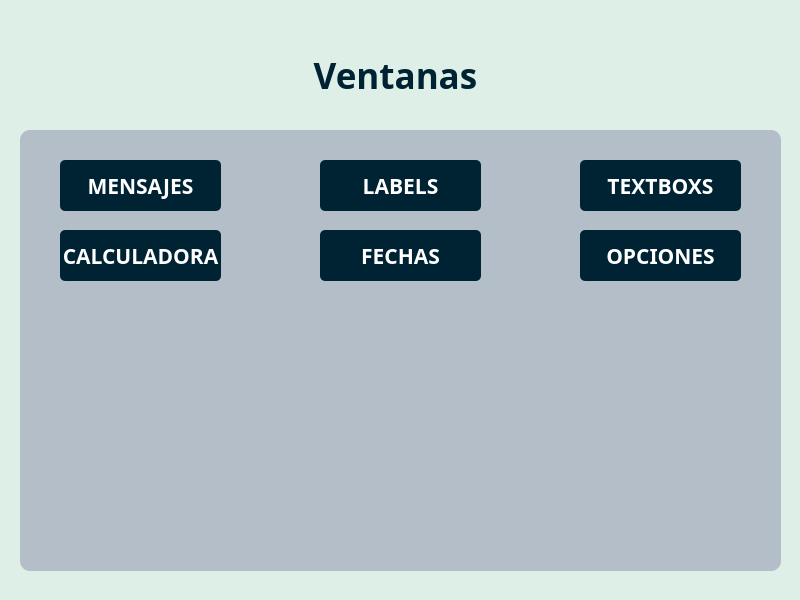
Before: the Qt Designer form interfaz/MainWindow.ui in eldaniell01/windows_python, drawn with Qt 5.
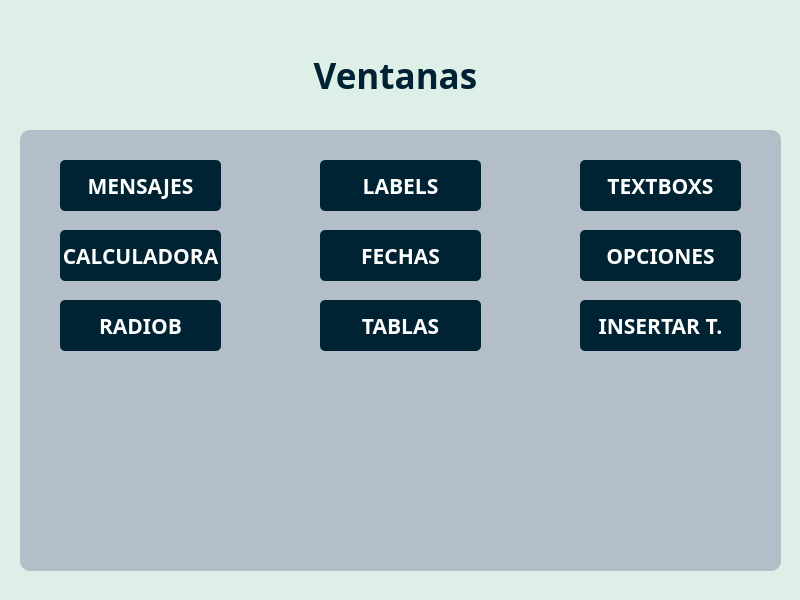
After: the same form once the commit is applied.

The edit to the form file:
```diff
--- a/interfaz/MainWindow.ui
+++ b/interfaz/MainWindow.ui
@@ -272,6 +272,99 @@
      <string>OPCIONES</string>
     </property>
    </widget>
+   <widget class="QPushButton" name="btnrbutton">
+    <property name="geometry">
+     <rect>
+      <x>40</x>
+      <y>170</y>
+      <width>161</width>
+      <height>51</height>
+     </rect>
+    </property>
+    <property name="font">
+     <font>
+      <family>Hack Nerd Font Mono</family>
+      <pointsize>16</pointsize>
+      <bold>true</bold>
+     </font>
+    </property>
+    <property name="cursor">
+     <cursorShape>PointingHandCursor</cursorShape>
+    </property>
+    <property name="mouseTracking">
+     <bool>false</bool>
+    </property>
+    <property name="styleSheet">
+     <string notr="true">background-color: rgb(0, 35, 51);
+border-radius: 5px;
+color: rgb(255, 255, 255);</string>
+    </property>
+    <property name="text">
+     <string>RADIOB</string>
+    </property>
+   </widget>
+   <widget class="QPushButton" name="btntabla">
+    <property name="geometry">
+     <rect>
+      <x>300</x>
+      <y>170</y>
+      <width>161</width>
+      <height>51</height>
+     </rect>
+    </property>
+    <property name="font">
+     <font>
+      <family>Hack Nerd Font Mono</family>
+      <pointsize>16</pointsize>
+      <bold>true</bold>
+     </font>
+    </property>
+    <property name="cursor">
+     <cursorShape>PointingHandCursor</cursorShape>
+    </property>
+    <property name="mouseTracking">
+     <bool>false</bool>
+    </property>
+    <property name="styleSheet">
+     <string notr="true">background-color: rgb(0, 35, 51);
+border-radius: 5px;
+color: rgb(255, 255, 255);</string>
+    </property>
+    <property name="text">
+     <string>TABLAS</string>
+    </property>
+   </widget>
+   <widget class="QPushButton" name="btntable2">
+    <property name="geometry">
+     <rect>
+      <x>560</x>
+      <y>170</y>
+      <width>161</width>
+      <height>51</height>
+     </rect>
+    </property>
+    <property name="font">
+     <font>
+      <family>Hack Nerd Font Mono</family>
+      <pointsize>16</pointsize>
+      <bold>true</bold>
+     </font>
+    </property>
+    <property name="cursor">
+     <cursorShape>PointingHandCursor</cursorShape>
+    </property>
+    <property name="mouseTracking">
+     <bool>false</bool>
+    </property>
+    <property name="styleSheet">
+     <string notr="true">background-color: rgb(0, 35, 51);
+border-radius: 5px;
+color: rgb(255, 255, 255);</string>
+    </property>
+    <property name="text">
+     <string>INSERTAR T.</string>
+    </property>
+   </widget>
   </widget>
  </widget>
  <resources/>
```
